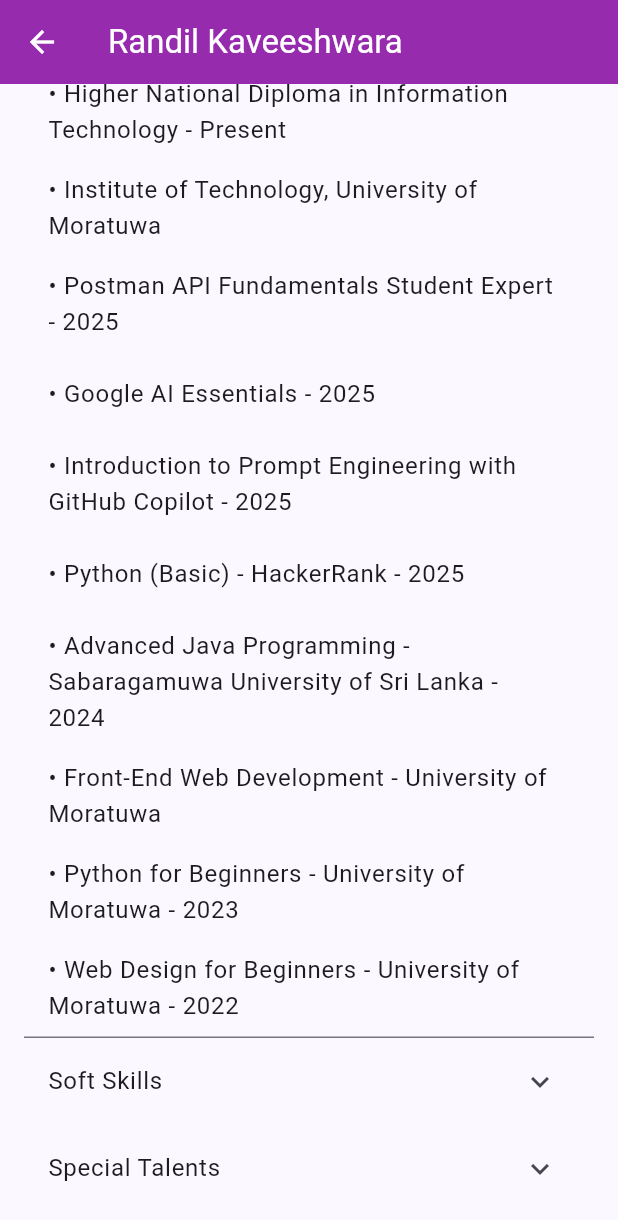
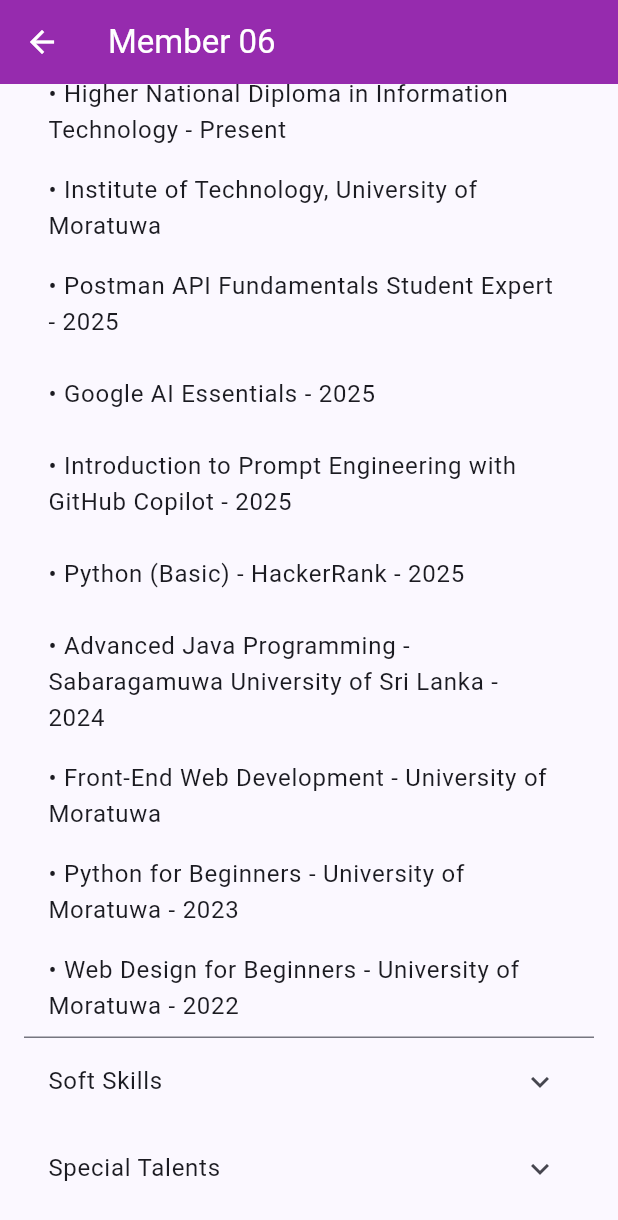
Before and after one commit to Vinosha06/Mobile_Communication_CA02, a Flutter app: the Member6Screen screen opened directly, scrolled down 190 dp, on a phone screen of 412 x 824 dp. Shown: the top 1220 px of the screen. Run offline on Flutter 3.47's test engine with Material 3 defaults, Android fonts, the phone set to English and light mode, and no system bars; our stand-ins replace firebase_auth, firebase_core; accounts and stored records are empty.

Commit message:
Updated new members

```diff
--- a/lib/screens/home_members_screen.dart
+++ b/lib/screens/home_members_screen.dart
@@ -57,7 +57,7 @@ class HomeMembersScreen extends StatelessWidget {
         studentId: '23IT0497',
         subtitle: 'Student at ITUM',
         color: Colors.deepOrange,
-        builder: (_) => const PlaceholderMemberScreen(title: 'Member 5'),
+        builder: (_) => const Member5Screen(),
       ),
       MemberItem(
         number: 6,
@@ -65,7 +65,7 @@ class HomeMembersScreen extends StatelessWidget {
         studentId: '23IT0492',
         subtitle: 'Student at ITUM',
         color: Colors.purple,
-        builder: (_) => const PlaceholderMemberScreen(title: 'Member 6'),
+        builder: (_) => const Member6Screen(),
       ),
       MemberItem(
         number: 7,
--- a/lib/screens/randil.dart
+++ b/lib/screens/randil.dart
@@ -8,7 +8,7 @@ class Member6Screen extends StatelessWidget {
   static const String studentId = '23IT0492';
   static const String address = 'Bandarawela, Sri Lanka';
   static const String email = 'kaweeshvera41@gmail.com';
-  static const String photoPath = 'assets/images/member_6.jpg';
+  static const String photoPath = 'assets/images/Randil.jpeg';
 
   static const List<String> academics = [
     'Higher National Diploma in Information Technology - Present',
@@ -37,7 +37,7 @@ class Member6Screen extends StatelessWidget {
   Widget build(BuildContext context) {
     return Scaffold(
       appBar: AppBar(
-        title: const Text('Randil Kaveeshwara'),
+        title: const Text('Member 06'),
         backgroundColor: Colors.purple,
         foregroundColor: Colors.white,
       ),
```
